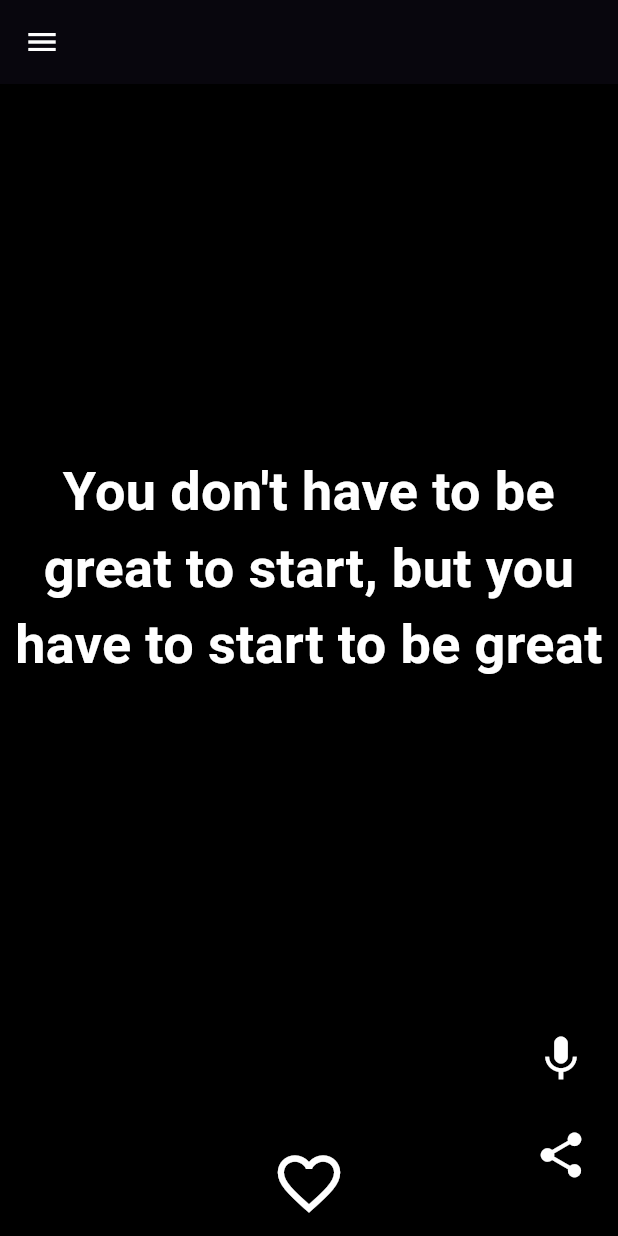
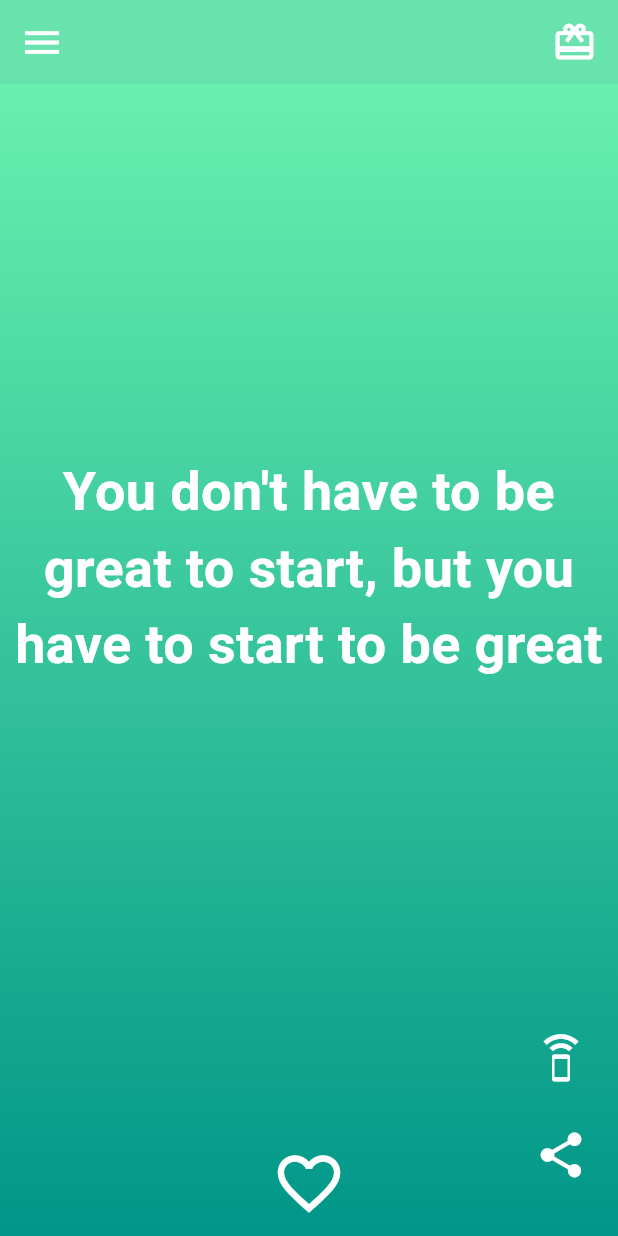
Before and after one commit to mehar8877/echo_vibes, a Flutter app: the screen it shows after launch, scrolled down 576 dp, after a tap on the "share" icon, on a phone screen of 412 x 824 dp. Run offline on Flutter 3.47's test engine with Material 3 defaults, Android fonts, the light colour scheme and no system bars; our stand-ins replace flutter_tts, share_plus.

Commit message:
changes done

```diff
--- /dev/null
+++ b/lib/Providers/color_provider.dart
@@ -0,0 +1,33 @@
+import 'dart:math';
+import 'package:flutter/material.dart';
+
+class ColorProvider with ChangeNotifier {
+  List<Color> _currentGradient = [Colors.black, Colors.black];
+  List<Color>? _previousGradient;
+
+  final List<List<Color>> _colorPalette = [
+    [Colors.purpleAccent, Colors.deepPurple],
+    [Colors.orangeAccent, Colors.deepOrange],
+    [Colors.greenAccent, Colors.teal],
+    [Colors.yellowAccent, Colors.amber],
+    [Colors.blueAccent, Colors.indigo],
+    [Colors.pinkAccent, Colors.redAccent],
+    [Colors.lightBlueAccent, Colors.cyan],
+  ];
+
+  List<Color> get currentGradient => _currentGradient;
+
+  void generateRandomGradient() {
+    final Random random = Random();
+    List<Color> newGradient;
+
+    do {
+      newGradient = _colorPalette[random.nextInt(_colorPalette.length)];
+    } while (_previousGradient != null && newGradient == _previousGradient);
+
+    _previousGradient = newGradient;
+    _currentGradient = newGradient;
+
+    notifyListeners();
+  }
+}
--- a/lib/Providers/like_provider.dart
+++ b/lib/Providers/like_provider.dart
@@ -1,19 +1,29 @@
+import 'dart:async';
+
 import 'package:flutter/material.dart';
 
 class LikeProvider extends ChangeNotifier {
   List<bool> ll = [];
+  bool _isDoubleTapped = false;
+  bool get isDobuleTapped => _isDoubleTapped;
+
   void genreateLike(int n) {
     ll = List.generate(n, (_) => false);
   }
 
-  void makeDislike(int index) {
-    ll[index] = false;
+  void toggle(int index) {
+    ll[index] = !ll[index];
     notifyListeners();
   }
 
   void makeLiked(int index) {
+    _isDoubleTapped = true;
     ll[index] = true;
     notifyListeners();
+    Timer(Duration(seconds: 1), () {
+      _isDoubleTapped = false;
+      notifyListeners();
+    });
   }
 
   bool isLiked(int index) {
--- a/lib/main.dart
+++ b/lib/main.dart
@@ -1,3 +1,4 @@
+import 'package:ecovibe/Providers/color_provider.dart';
 import 'package:ecovibe/Providers/like_provider.dart';
 import 'package:ecovibe/screens/home_screen.dart';
 import 'package:ecovibe/screens/profile_screen.dart';
@@ -8,6 +9,7 @@ void main() {
   runApp(
     MultiProvider(providers: [
       ChangeNotifierProvider(create: (_)=>LikeProvider()),
+      ChangeNotifierProvider(create: (_)=>ColorProvider()),
     ],child: MyApp(),)
     );
 }
--- a/lib/screens/home_screen.dart
+++ b/lib/screens/home_screen.dart
@@ -1,8 +1,10 @@
+import 'package:ecovibe/Providers/color_provider.dart';
 import 'package:ecovibe/Providers/like_provider.dart';
 import 'package:flutter/material.dart';
 import 'package:flutter_tts/flutter_tts.dart';
 import 'package:provider/provider.dart';
 import 'package:share_plus/share_plus.dart';
+// Import ColorProvider
 
 class HomeScreen extends StatefulWidget {
   HomeScreen({super.key});
@@ -12,22 +14,8 @@ class HomeScreen extends StatefulWidget {
 }
 
 class _HomeScreenState extends State<HomeScreen> {
-  @override
-  void initState() {
-    initTts();
-    super.initState();
-  }
-
   FlutterTts ffTts = FlutterTts();
-  void initTts() async {
-    await ffTts.setLanguage("en-US");
-    await ffTts.setSpeechRate(0.4);
-    await ffTts.setPitch(1.0);
-  }
-
-  void _speak(String text) async {
-    await ffTts.speak(text);
-  }
+  late PageController _pageController;
 
   final List<String> screens = [
     'The secret of getting ahead is getting started',
@@ -38,25 +26,65 @@ class _HomeScreenState extends State<HomeScreen> {
   ];
 
   @override
+  void initState() {
+    initTts();
+    _pageController = PageController();
+    super.initState();
+  }
+
+  void initTts() async {
+    await ffTts.setLanguage("en-IN");
+    await ffTts.setSpeechRate(0.55);
+    await ffTts.setPitch(0.95);
+    await ffTts.setVoice({"name": "en-in-x-ene-local", "locale": "en-IN"});
+  }
+
+  void _speak(String text) async {
+    await ffTts.speak(text);
+  }
+
+  @override
   Widget build(BuildContext context) {
     final double totalHeight = MediaQuery.of(context).size.height;
     final double totalWidth = MediaQuery.of(context).size.width;
 
+    final colorProvider = Provider.of<ColorProvider>(context);
+
     Provider.of<LikeProvider>(context, listen: false)
         .genreateLike(screens.length);
+
     return Scaffold(
       appBar: AppBar(
-        backgroundColor: Colors.black,
+        backgroundColor: colorProvider.currentGradient[0],
         leading: IconButton(
             onPressed: () {},
             icon: Icon(
               Icons.menu,
               color: Colors.white,
+              size: 30,
             )),
+        actions: [
+          Padding(
+            padding: const EdgeInsets.symmetric(horizontal: 5),
+            child: IconButton(
+              onPressed: () {},
+              icon: Icon(
+                Icons.card_giftcard,
+                color: Colors.white,
+                size: 30,
+              ),
+            ),
+          )
+        ],
       ),
       body: PageView.builder(
+          controller: _pageController,
           itemCount: screens.length,
           scrollDirection: Axis.vertical,
+          onPageChanged: (index) {
+            // Generate new random gradient on page change
+            colorProvider.generateRandomGradient();
+          },
           itemBuilder: (context, index) {
             return GestureDetector(
               onDoubleTap: () {
@@ -70,7 +98,12 @@ class _HomeScreenState extends State<HomeScreen> {
                     width: totalWidth,
                     height: totalHeight,
                     decoration: BoxDecoration(
-                      color: Colors.black,
+                      gradient: LinearGradient(
+                        begin: Alignment.topCenter,
+                        end: Alignment.bottomCenter,
+                        colors: colorProvider
+                            .currentGradient, // Use current gradient
+                      ),
                     ),
                   ),
                   Align(
@@ -88,6 +121,30 @@ class _HomeScreenState extends State<HomeScreen> {
                       ),
                     ),
                   ),
+                  Positioned(child:
+                      Consumer<LikeProvider>(builder: (context, like, child) {
+                    if (like.isDobuleTapped) {
+                      return TweenAnimationBuilder(
+                        tween: Tween<double>(begin: 0, end: 1),
+                        duration: Duration(seconds: 1),
+                        curve: Curves.easeInOut,
+                        builder: (context, value, child) {
+                          return Opacity(
+                            opacity: value,
+                            child: Transform.translate(
+                              offset: Offset(0, -50 * value),
+                              child: Icon(
+                                Icons.favorite,
+                                color: Colors.red,
+                                size: 50 + (50 * value),
+                              ),
+                            ),
+                          );
+                        },
+                      );
+                    }
+                    return SizedBox.shrink();
+                  })),
                   Positioned(
                     bottom: 36,
                     right: 20,
@@ -108,10 +165,9 @@ class _HomeScreenState extends State<HomeScreen> {
                       child: GestureDetector(
                         onTap: () {
                           _speak(screens[index]);
-                          debugPrint('Edokati Chepubey');
                         },
                         child: Icon(
-                          Icons.mic,
+                          Icons.speaker_phone,
                           color: Colors.white,
                           size: 36,
                         ),
@@ -124,7 +180,7 @@ class _HomeScreenState extends State<HomeScreen> {
                           children: [
                             GestureDetector(
                               onTap: () {
-                                like.makeDislike(index);
+                                like.toggle(index);
                               },
                               child: Icon(
                                 like.isLiked(index)
```
